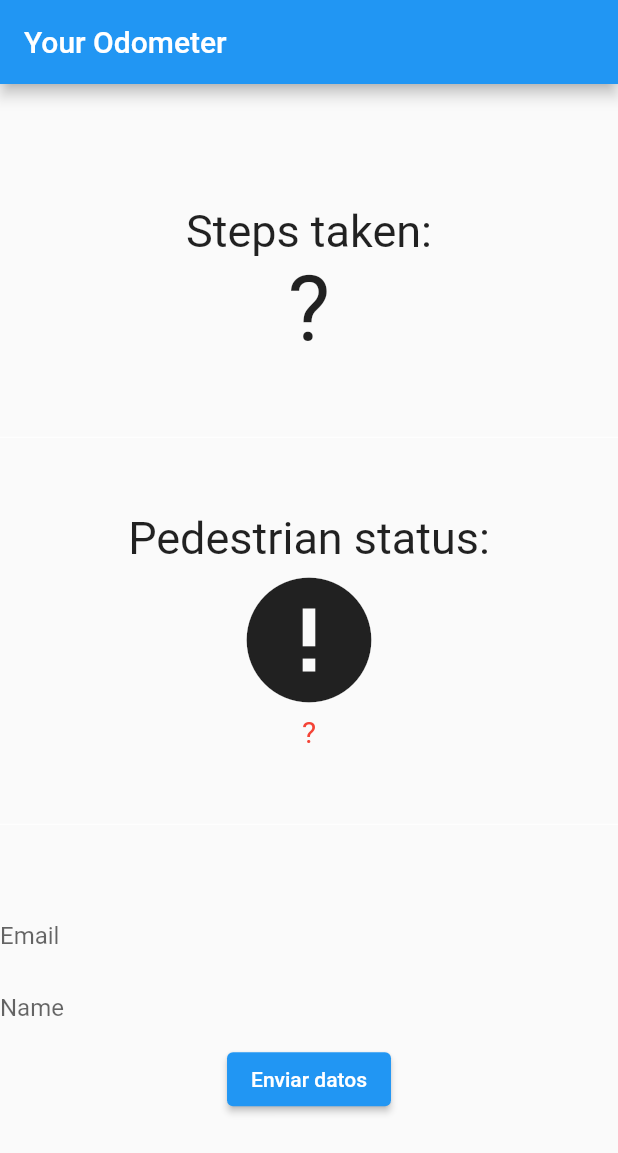
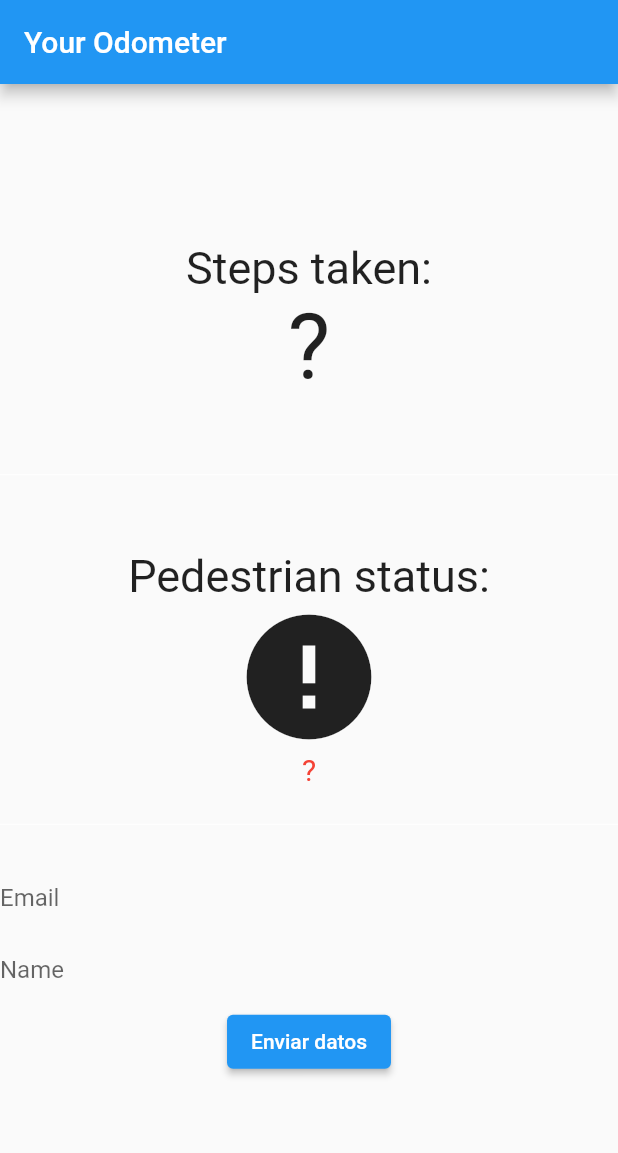
Before and after one commit to JessAT18/ExerciseFlow, a Flutter app: the screen it shows after launch, after a tap on "Enviar datos", on a phone screen of 412 x 824 dp. Shown: the top 1153 px of the screen. Run offline on Flutter 3.47's test engine with Material 2 defaults, Android fonts, the phone set to English and light mode, and no system bars; network calls fail.

Commit message:
Dart working property, just needs some UI changes

```diff
--- a/pedometer/example/lib/main.dart
+++ b/pedometer/example/lib/main.dart
@@ -5,6 +5,8 @@ import 'dart:convert';
 import 'package:http/http.dart' as http;
 
 import 'package:pedometer/pedometer.dart';
+
+import 'dart:developer' as developer;
 
 String formatDate(DateTime d) {
   return d.toString().substring(0, 19);
@@ -77,20 +79,20 @@ class _MyAppState extends State<MyApp> {
   }
 
   Future<String> sendData() async{ //New Function to send emails
-    var now = DateTime.now();
-    String cadena = "{"+
-    "'Email':'"+ emailController.text +"',"+ //textfield value
-    "'Name':'"+ nameController.text +"',"+   //textfield value
-    "'Datetime':'"+ now.toIso8601String() +"',"+ //variable for datetime
-    "'Steps':'"+ _steps +"'"+ //variable for steps
-    "}";
-    var data = jsonEncode(cadena);
+
+    var stepsData = jsonEncode(<String, String>{
+        "Email": emailController.text,
+        "Name": nameController.text,
+        "Datetime": DateTime.now().toIso8601String(),
+        "Steps": _steps
+    });
+
     var response = await http.post(
       Uri.https('apiproductorjess.azurewebsites.net', '/api/odometer'),
       headers: <String, String>{
         'Content-Type': 'application/json; charset=UTF-8',
       },
-      body: data
+      body: stepsData
     );
     return response.body;
   }
@@ -140,7 +142,7 @@ class _MyAppState extends State<MyApp> {
                 ),
               ),
               Divider(
-                height: 100,
+                height: 50,
                 thickness: 0,
                 color: Colors.white,
               ),
```
Also changed, not shown: 2 other files.
